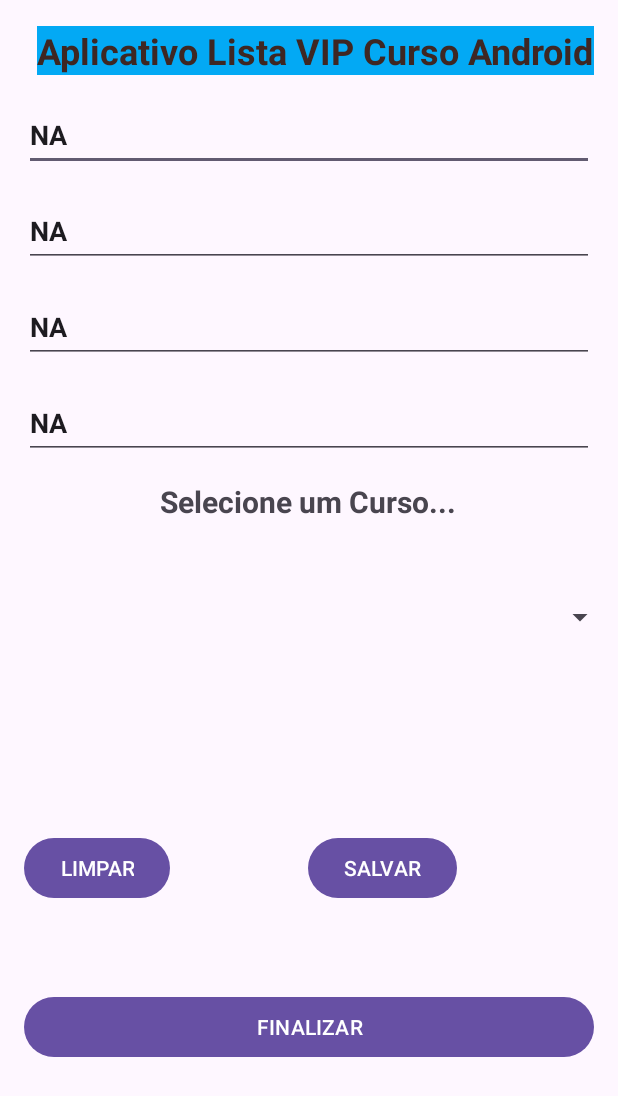
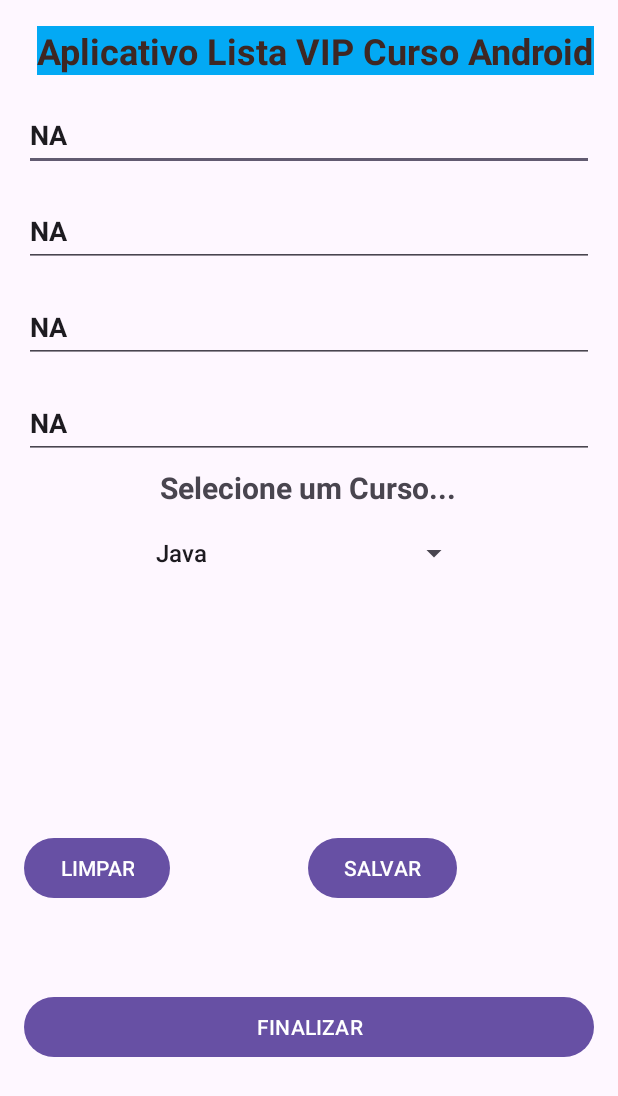
Before and after one commit to Bscanto/Curso-Desenvolvimento-Android-2023, an Android app: the screen it shows after launch (MainActivity), on a phone screen of 412 x 824 dp. Shown: the top 1096 px of the screen. Run offline under Robolectric (Android 15) with nearby library versions, the phone set to English and light mode, and no system bars.

Commit message:
Criado o adapter para Popular Spinner com Nome dos Cusos.

```diff
--- a/AppListaCurso/app/src/main/java/devandroid/bruno/applistacurso/view/MainActivity.java
+++ b/AppListaCurso/app/src/main/java/devandroid/bruno/applistacurso/view/MainActivity.java
@@ -2,12 +2,14 @@ package devandroid.bruno.applistacurso.view;
 
 import androidx.appcompat.app.AppCompatActivity;
 
-import android.content.SharedPreferences;
+import android.annotation.SuppressLint;
 import android.os.Bundle;
 import android.util.Log;
 import android.view.View;
+import android.widget.ArrayAdapter;
 import android.widget.Button;
 import android.widget.EditText;
+import android.widget.Spinner;
 import android.widget.Toast;
 
 import java.util.List;
@@ -15,7 +17,6 @@ import java.util.List;
 import devandroid.bruno.applistacurso.Controller.CursoController;
 import devandroid.bruno.applistacurso.Controller.PessoaController;
 import devandroid.bruno.applistacurso.R;
-import devandroid.bruno.applistacurso.model.Curso;
 import devandroid.bruno.applistacurso.model.Pessoa;
 
 public class MainActivity extends AppCompatActivity {
@@ -25,7 +26,7 @@ public class MainActivity extends AppCompatActivity {
 
 
     Pessoa pessoa;
-    List<Curso> listaDeCursos;
+    List<String> nomesDosCursos;
 
     EditText editPrimeiroNome;
     EditText editSobreNomeAluno;
@@ -36,7 +37,10 @@ public class MainActivity extends AppCompatActivity {
     Button btnSalvar;
     Button btnFinalizar;
 
+    Spinner spinner;
 
+
+    @SuppressLint("MissingInflatedId")
     @Override
     protected void onCreate(Bundle savedInstanceState) {
         super.onCreate(savedInstanceState);
@@ -45,8 +49,6 @@ public class MainActivity extends AppCompatActivity {
         controller = new PessoaController(MainActivity.this);
         controller.toString();
 
-        cursoController = new CursoController();
-        listaDeCursos = cursoController.getListaDeCursos();
 
         pessoa = new Pessoa();
         controller.buscar(pessoa);
@@ -65,6 +67,22 @@ public class MainActivity extends AppCompatActivity {
         btnLimpar = findViewById(R.id.btnLimpar);
         btnSalvar = findViewById(R.id.btnSalvar);
         btnFinalizar = findViewById(R.id.btnFinalizar);
+
+        // Adapter
+        // Layout
+        // Injetar o Adapter ao Spinner - A lista gereda
+
+        cursoController = new CursoController();
+        nomesDosCursos = cursoController.dadosParaSpinner();
+        spinner = findViewById(R.id.spinner);
+
+        ArrayAdapter<String> adapter = new ArrayAdapter<>(this, android.R.layout.simple_list_item_1,
+                cursoController.dadosParaSpinner());
+
+        adapter.setDropDownViewResource(android.R.layout.simple_list_item_1);
+
+        spinner.setAdapter(adapter);
+
 
         btnLimpar.setOnClickListener(new View.OnClickListener() {
             @Override
--- a/AppListaCurso/app/src/main/res/layout/activity_main.xml
+++ b/AppListaCurso/app/src/main/res/layout/activity_main.xml
@@ -85,7 +85,7 @@
         android:text="Selecione um Curso..."
         android:textSize="20sp"
         android:textStyle="bold"
-        app:layout_constraintBottom_toTopOf="@+id/spinner3"
+        app:layout_constraintBottom_toTopOf="@+id/spinner"
         app:layout_constraintEnd_toEndOf="parent"
         app:layout_constraintHorizontal_bias="0.497"
         app:layout_constraintStart_toStartOf="parent"
@@ -93,16 +93,18 @@
         app:layout_constraintVertical_bias="0.223" />
 
     <Spinner
-        android:id="@+id/spinner3"
-        android:layout_width="409dp"
-        android:layout_height="wrap_content"
-        android:layout_marginStart="16dp"
+        android:id="@+id/spinner"
+        android:layout_width="225dp"
+        android:layout_height="25dp"
+        android:layout_marginStart="48dp"
+
         android:layout_marginEnd="16dp"
         app:layout_constraintBottom_toTopOf="@+id/btnSalvar"
         app:layout_constraintEnd_toEndOf="parent"
+        app:layout_constraintHorizontal_bias="0.326"
         app:layout_constraintStart_toStartOf="parent"
         app:layout_constraintTop_toBottomOf="@+id/editTelefoneContato"
-        app:layout_constraintVertical_bias="0.416" />
+        app:layout_constraintVertical_bias="0.224" />
 
     <Button
         android:id="@+id/btnLimpar"
--- a/AppListaCurso/build.gradle
+++ b/AppListaCurso/build.gradle
@@ -1,5 +1,5 @@
 // Top-level build file where you can add configuration options common to all sub-projects/modules.
 plugins {
-    id 'com.android.application' version '8.0.2' apply false
-    id 'com.android.library' version '8.0.2' apply false
+    id 'com.android.application' version '8.1.0' apply false
+    id 'com.android.library' version '8.1.0' apply false
 }
```
Also changed, not shown: AppListaCurso/app/src/main/java/devandroid/bruno/applistacurso/Controller/CursoController.java (line endings or trailing spaces).
